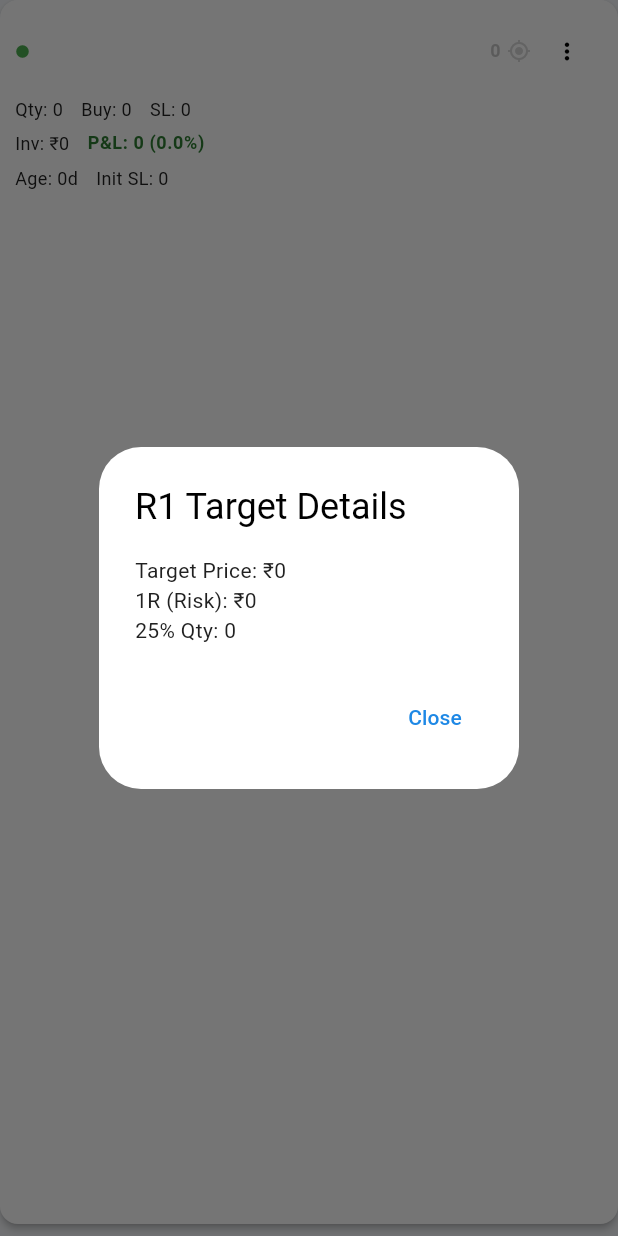
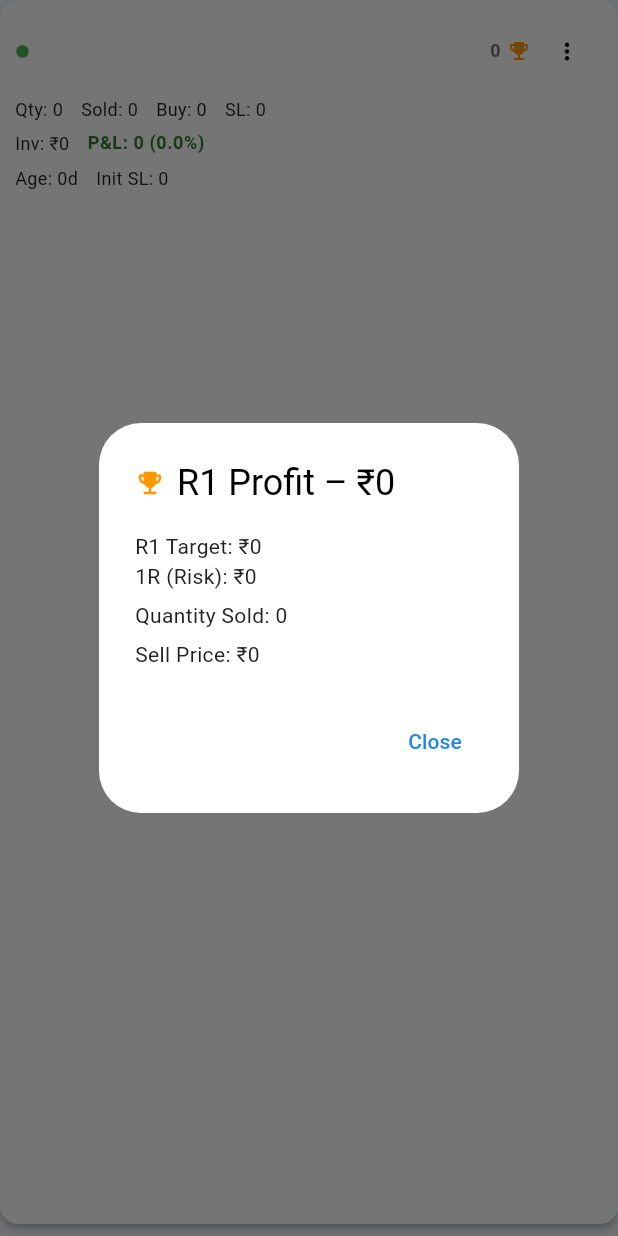
Before and after one commit to AjayM17/tradedesk, a Flutter app: the TradeCard widget shown alone on an empty page, opened directly with empty values, after a tap on an icon or button, on a phone screen of 412 x 824 dp. Run offline on Flutter 3.47's test engine with Material 3 defaults, Android fonts, the phone set to English and light mode, and no system bars; our stand-ins replace cloud_firestore, firebase_core; accounts and stored records are empty.

Commit message:
Feature: Ad Edit Trade, R1 trade booked

```diff
--- /dev/null
+++ b/lib/features/trades/data/models/r1_booking.dart
@@ -0,0 +1,33 @@
+class R1Booking {
+  final double sellPrice;
+  final int quantity;
+  final double profit;
+  final DateTime bookedAt;
+
+  R1Booking({
+    required this.sellPrice,
+    required this.quantity,
+    required this.profit,
+    required this.bookedAt,
+  });
+
+  /// Convert Dart object → Firestore Map
+  Map<String, dynamic> toMap() {
+    return {
+      'sellPrice': sellPrice,
+      'quantity': quantity,
+      'profit': profit,
+      'bookedAt': bookedAt.toIso8601String(),
+    };
+  }
+
+  /// Convert Firestore Map → Dart object
+  factory R1Booking.fromMap(Map<String, dynamic> map) {
+    return R1Booking(
+      sellPrice: (map['sellPrice'] as num).toDouble(),
+      quantity: map['quantity'] as int,
+      profit: (map['profit'] as num).toDouble(),
+      bookedAt: DateTime.parse(map['bookedAt']),
+    );
+  }
+}
--- a/lib/features/trades/data/models/trade_firestore_dto.dart
+++ b/lib/features/trades/data/models/trade_firestore_dto.dart
@@ -1,20 +1,18 @@
+import 'package:trade_desk/features/trades/data/models/r1_booking.dart';
+
 import '../../presentation/models/trade_ui_model.dart';
 
 class TradeFirestoreDto {
   final String id;
   final Map<String, dynamic> data;
 
-  TradeFirestoreDto({
-    required this.id,
-    required this.data,
-  });
+  TradeFirestoreDto({required this.id, required this.data});
 
   TradeUiModel toUiModel() {
     final double entryPrice = (data['entryprice'] as num).toDouble();
     final int quantity = data['quantity'] as int;
     final double stopLoss = (data['stoploss'] as num).toDouble();
-    final double initialStopLoss =
-        (data['initial_stoploss'] as num).toDouble();
+    final double initialStopLoss = (data['initial_stoploss'] as num).toDouble();
 
     // ── Derived values
     final int partialQuantity = (quantity * 0.25).floor();
@@ -22,19 +20,25 @@ class TradeFirestoreDto {
 
     // P&L based on SL (as per your rule)
     final double pnlValue = (stopLoss - entryPrice) * quantity;
-    final double pnlPercent =
-        investedAmount == 0 ? 0 : (pnlValue / investedAmount) * 100;
+    final double pnlPercent = investedAmount == 0
+        ? 0
+        : (pnlValue / investedAmount) * 100;
 
     // 1R target (per-unit, NOT multiplied by quantity)
     final double oneRTarget = (entryPrice - initialStopLoss).abs();
 
     // Trade age calculation
     final DateTime tradeDate = DateTime.parse(data['trade_date']);
-    final int ageInDays =
-        DateTime.now().difference(tradeDate).inDays;
+    final int ageInDays = DateTime.now().difference(tradeDate).inDays;
+
+    final Map<String, dynamic>? r1Data = data['r1'] != null
+        ? Map<String, dynamic>.from(data['r1'])
+        : null;
+
+    final R1Booking? r1 = r1Data != null ? R1Booking.fromMap(r1Data) : null;
 
     return TradeUiModel(
-      id:id,
+      id: id,
       name: data['name'] as String,
       status: TradeStatus.values.firstWhere(
         (e) => e.name == data['status'],
@@ -50,9 +54,8 @@ class TradeFirestoreDto {
       initialStopLoss: initialStopLoss,
       oneRTarget: oneRTarget,
       ageInDays: ageInDays,
-      tradeDate:tradeDate,
-      isR1Booked:
-          (data['isPartialProfitBooked'] as bool?) ?? false,
+      tradeDate: tradeDate,
+      r1: r1,
     );
   }
 }
--- a/lib/features/trades/presentation/models/trade_ui_model.dart
+++ b/lib/features/trades/presentation/models/trade_ui_model.dart
@@ -1,3 +1,5 @@
+import 'package:trade_desk/features/trades/data/models/r1_booking.dart';
+
 enum TradeStatus {
   active,
   free,
@@ -18,8 +20,8 @@ class TradeUiModel {
   final double initialStopLoss;
   final double oneRTarget;
   final int ageInDays;
-  final bool isR1Booked;
-  final DateTime tradeDate; // ✅ ADD THIS
+  final DateTime tradeDate;
+  final R1Booking? r1;
 
   TradeUiModel({
     required this.id,
@@ -35,7 +37,12 @@ class TradeUiModel {
     required this.initialStopLoss,
     required this.oneRTarget,
     required this.ageInDays,
-    required this.isR1Booked,
-    required this.tradeDate, // ✅
+    required this.tradeDate,
+    required this.r1,
   });
+
+  int get remainingQuantity {
+  if (r1 == null) return quantity;
+  return quantity - r1!.quantity;
 }
+}
--- a/lib/features/trades/presentation/widgets/trade_card.dart
+++ b/lib/features/trades/presentation/widgets/trade_card.dart
@@ -1,6 +1,8 @@
 import 'package:flutter/material.dart';
+import 'package:trade_desk/features/trades/data/models/r1_booking.dart';
 import 'package:trade_desk/features/trades/data/services/trade_firestore_service.dart';
 import 'package:trade_desk/features/trades/presentation/screens/create_trade_screen.dart';
+import 'package:trade_desk/features/trades/presentation/widgets/r1_booking_dialog.dart';
 import '../../../../core/theme/app_theme.dart';
 import '../models/trade_ui_model.dart';
 
@@ -14,7 +16,8 @@ class TradeCard extends StatelessWidget {
     final textTheme = Theme.of(context).textTheme;
 
     final bool isProfit = trade.pnlValue >= 0;
-    final bool isR1Booked = trade.isR1Booked;
+    final bool isR1Booked = trade.r1 != null;
+
     final double r1TargetPrice = trade.buyPrice + trade.oneRTarget;
 
     return Card(
@@ -24,7 +27,7 @@ class TradeCard extends StatelessWidget {
         child: Column(
           crossAxisAlignment: CrossAxisAlignment.start,
           children: [
-            // ───────────── Row 1: Status | Name | Target | Actions ─────────────
+            // ───────── Row 1: Status | Name | R1 | Actions ─────────
             Row(
               mainAxisAlignment: MainAxisAlignment.spaceBetween,
               children: [
@@ -38,26 +41,51 @@ class TradeCard extends StatelessWidget {
                 Row(
                   children: [
                     GestureDetector(
-                      onTap: () => _showR1Info(context),
-                      child: Opacity(
-                        opacity: isR1Booked ? 1.0 : 0.4,
+                      onTap: () async {
+                        if (trade.r1 != null) {
+                          _showR1Info(context);
+                          return;
+                        }
+
+                        final r1 = await showDialog<R1Booking>(
+                          context: context,
+                          builder: (_) => R1BookingDialog(trade: trade),
+                        );
+
+                        if (r1 == null) return;
+
+                        await TradeFirestoreService().bookR1(
+                          tradeId: trade.id,
+                          r1: r1,
+                        );
+
+                        if (!context.mounted) return;
+
+                        ScaffoldMessenger.of(context).showSnackBar(
+                          const SnackBar(
+                            content: Text('R1 booked successfully'),
+                          ),
+                        );
+                      },
                       child: Row(
                         children: [
                           Text(
-                              r1TargetPrice.toStringAsFixed(0),
+                            isR1Booked
+                                ? '${trade.r1?.sellPrice.toStringAsFixed(0)}'
+                                : r1TargetPrice.toStringAsFixed(0),
                             style: textTheme.bodySmall!.copyWith(
                               fontWeight: FontWeight.w600,
                             ),
                           ),
                           const SizedBox(width: 4),
                           Icon(
-                              Icons.my_location,
+                            isR1Booked
+                                ? Icons.emoji_events
+                                : Icons.emoji_events_outlined,
                             size: 16,
-                              color:
-                                  isR1Booked ? Colors.green : Colors.grey,
+                            color: isR1Booked ? Colors.orange : Colors.grey,
                           ),
                         ],
-                        ),
                       ),
                     ),
                     IconButton(
@@ -71,10 +99,11 @@ class TradeCard extends StatelessWidget {
 
             const SizedBox(height: 6),
 
-            // ───────────── Row 2: Qty | Buy | SL ─────────────
+            // ───────── Row 2: Qty | Buy | SL ─────────
             _InlineRow(
               children: [
-                _inlineText('Qty', trade.quantity),
+                _inlineText('Qty', trade.remainingQuantity),
+                if (trade.r1 != null) _inlineText('Sold', trade.r1!.quantity),
                 _inlineText('Buy', trade.buyPrice),
                 _inlineText('SL', trade.stopLoss),
               ],
@@ -82,7 +111,7 @@ class TradeCard extends StatelessWidget {
 
             const SizedBox(height: 6),
 
-            // ───────────── Row 3: Invested | P&L ─────────────
+            // ───────── Row 3: Invested | P&L ─────────
             _InlineRow(
               children: [
                 _inlineText('Inv', trade.investedAmount, prefix: '₹'),
@@ -90,8 +119,7 @@ class TradeCard extends StatelessWidget {
                   'P&L: ${trade.pnlValue.toStringAsFixed(0)} '
                   '(${trade.pnlPercent.toStringAsFixed(1)}%)',
                   style: textTheme.bodySmall!.copyWith(
-                    color:
-                        isProfit ? AppTheme.success : AppTheme.danger,
+                    color: isProfit ? AppTheme.success : AppTheme.danger,
                     fontWeight: FontWeight.w600,
                   ),
                 ),
@@ -100,7 +128,7 @@ class TradeCard extends StatelessWidget {
 
             const SizedBox(height: 6),
 
-            // ───────────── Row 4: Age | Init SL ─────────────
+            // ───────── Row 4: Age | Init SL ─────────
             _InlineRow(
               children: [
                 _inlineText('Age', '${trade.ageInDays}d'),
@@ -116,15 +144,13 @@ class TradeCard extends StatelessWidget {
     );
   }
 
-  // ───────────────── Action Sheet ─────────────────
+  // ───────── Action Sheet ─────────
   void _showActions(BuildContext context) {
     showModalBottomSheet(
       context: context,
-    isScrollControlled: true, // 🔥 fixes small height
+      isScrollControlled: true,
       shape: const RoundedRectangleBorder(
-      borderRadius: BorderRadius.vertical(
-        top: Radius.circular(16),
-      ),
+        borderRadius: BorderRadius.vertical(top: Radius.circular(16)),
       ),
       builder: (_) {
         return SafeArea(
@@ -133,7 +159,6 @@ void _showActions(BuildContext context) {
             child: Column(
               mainAxisSize: MainAxisSize.min,
               children: [
-              // Drag handle
                 Container(
                   width: 40,
                   height: 4,
@@ -144,7 +169,6 @@ void _showActions(BuildContext context) {
                   ),
                 ),
 
-              // ───────── Edit ─────────
                 ListTile(
                   leading: const Icon(Icons.edit),
                   title: const Text('Edit Trade'),
@@ -153,44 +177,26 @@ void _showActions(BuildContext context) {
                     Navigator.push(
                       context,
                       MaterialPageRoute(
-                      builder: (_) =>
-                          CreateTradeScreen(trade: trade),
+                        builder: (_) => CreateTradeScreen(trade: trade),
                       ),
                     );
                   },
                 ),
 
-              // ───────── Mark / Unmark R1 ─────────
+                if (trade.r1 != null)
                   ListTile(
-                leading: Icon(
-                  Icons.my_location,
-                  color: trade.isR1Booked
-                      ? Colors.orange
-                      : Colors.grey,
-                ),
-                title: Text(
-                  trade.isR1Booked
-                      ? 'Undo R1 Booked'
-                      : 'Mark R1 Booked',
-                ),
+                    leading: const Icon(Icons.undo, color: Colors.orange),
+                    title: const Text('Undo R1 Booked'),
                     onTap: () async {
                       Navigator.pop(context);
-                  await TradeFirestoreService()
-                      .updateR1Booked(
-                    trade.id,
-                    !trade.isR1Booked,
-                  );
+                      await TradeFirestoreService().undoR1(trade.id);
                     },
                   ),
 
                 const Divider(height: 24),
 
-              // ───────── Delete ─────────
                 ListTile(
-                leading: const Icon(
-                  Icons.delete,
-                  color: Colors.red,
-                ),
+                  leading: const Icon(Icons.delete, color: Colors.red),
                   title: const Text(
                     'Delete Trade',
                     style: TextStyle(color: Colors.red),
@@ -208,62 +214,46 @@ void _showActions(BuildContext context) {
     );
   }
 
-void _confirmDelete(BuildContext context) {
-  showDialog(
-    context: context,
-    builder: (_) => AlertDialog(
-      title: const Text('Delete Trade'),
-      content: const Text(
-        'This action cannot be undone. Are you sure?',
-      ),
-      actions: [
-        TextButton(
-          onPressed: () => Navigator.pop(context),
-          child: const Text('Cancel'),
-        ),
-        TextButton(
-          onPressed: () async {
-            Navigator.pop(context);
-            await TradeFirestoreService()
-                .deleteTrade(trade.id);
-          },
-          style: TextButton.styleFrom(
-            foregroundColor: Colors.red,
-          ),
-          child: const Text('Delete'),
-        ),
-      ],
-    ),
-  );
-}
+  // ───────── R1 Info Dialog ─────────
+  void _showR1Info(BuildContext context) {
+    final r1 = trade.r1;
+    final double targetPrice = trade.buyPrice + trade.oneRTarget;
 
-
-  // ───────────────── R1 Target Info ─────────────────
-  void _showR1Info(BuildContext context) {
-    final double targetPrice = trade.buyPrice + trade.oneRTarget;
-    final int partialQty = (trade.quantity * 0.25).floor();
-    final double bookedProfit = trade.oneRTarget * partialQty;
+    final int plannedQty = (trade.quantity * 0.25).floor();
 
     showDialog(
       context: context,
       builder: (_) => AlertDialog(
-        title: const Text('R1 Target Details'),
+        title: Row(
+          children: [
+            const Icon(Icons.emoji_events, color: Colors.orange, size: 20),
+            const SizedBox(width: 8),
+            Text(
+              r1 != null
+                  ? 'R1 Profit – ₹${r1.profit.toStringAsFixed(0)}'
+                  : 'R1 Target – ₹${targetPrice.toStringAsFixed(0)}',
+            ),
+          ],
+        ),
         content: Column(
           mainAxisSize: MainAxisSize.min,
           crossAxisAlignment: CrossAxisAlignment.start,
           children: [
-            Text('Target Price: ₹${targetPrice.toStringAsFixed(0)}'),
+            Text('R1 Target: ₹${targetPrice.toStringAsFixed(0)}'),
             Text('1R (Risk): ₹${trade.oneRTarget.toStringAsFixed(0)}'),
-            Text('25% Qty: $partialQty'),
-            if (trade.isR1Booked) ...[
             const SizedBox(height: 6),
+
+            // 🔥 Quantity logic
             Text(
-                'Profit: ₹${bookedProfit.toStringAsFixed(0)}',
-                style: const TextStyle(
-                  fontWeight: FontWeight.w600,
-                  color: Colors.green,
+              r1 != null
+                  ? 'Quantity Sold: ${r1.quantity}'
+                  : 'Planned Qty (25%): $plannedQty',
             ),
-              ),
+
+            // 🔥 Sell price only if booked
+            if (r1 != null) ...[
+              const SizedBox(height: 6),
+              Text('Sell Price: ₹${r1.sellPrice.toStringAsFixed(0)}'),
             ],
           ],
         ),
@@ -277,11 +267,31 @@ void _confirmDelete(BuildContext context) {
     );
   }
 
-  // ───────────────── Inline label:value ─────────────────
-  Widget _inlineText(String label, dynamic value,
-      {String prefix = ''}) {
-    if (value == null) return const SizedBox.shrink();
+  void _confirmDelete(BuildContext context) {
+    showDialog(
+      context: context,
+      builder: (_) => AlertDialog(
+        title: const Text('Delete Trade'),
+        content: const Text('This action cannot be undone. Are you sure?'),
+        actions: [
+          TextButton(
+            onPressed: () => Navigator.pop(context),
+            child: const Text('Cancel'),
+          ),
+          TextButton(
+            onPressed: () async {
+              Navigator.pop(context);
+              await TradeFirestoreService().deleteTrade(trade.id);
+            },
+            style: TextButton.styleFrom(foregroundColor: Colors.red),
+            child: const Text('Delete'),
+          ),
+        ],
+      ),
+    );
+  }
 
+  Widget _inlineText(String label, dynamic value, {String prefix = ''}) {
     final String displayValue = value is double
         ? value.toStringAsFixed(0)
         : value.toString();
@@ -293,7 +303,7 @@ void _confirmDelete(BuildContext context) {
   }
 }
 
-// ───────────────── Helper Widgets ─────────────────
+// ───────── Helpers ─────────
 
 class _InlineRow extends StatelessWidget {
   final List<Widget> children;
```
Also changed, not shown: lib/features/trades/data/services/trade_firestore_service.dart (+29 -1 lines), lib/features/trades/presentation/screens/create_trade_screen.dart (+120 -196 lines), lib/features/trades/presentation/widgets/r1_booking_dialog.dart (added, +109 -0 lines). Lines whose indentation alone changed are shown as unchanged.
